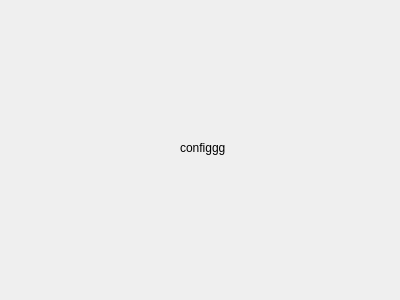
Above: src/forms/configurewidget.ui from fluxth/fluxrename before the change. Below: the same form after it.
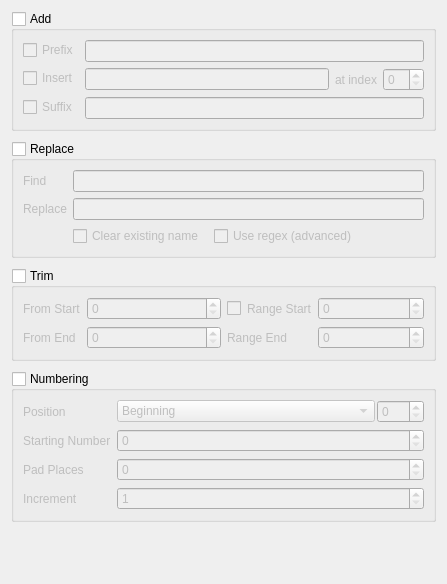
That is the form after the change.

The edit to the form file:
```diff
--- a/src/forms/configurewidget.ui
+++ b/src/forms/configurewidget.ui
@@ -6,26 +6,360 @@
    <rect>
     <x>0</x>
     <y>0</y>
-    <width>400</width>
-    <height>300</height>
+    <width>447</width>
+    <height>584</height>
    </rect>
   </property>
+  <property name="maximumSize">
+   <size>
+    <width>768</width>
+    <height>16777215</height>
+   </size>
+  </property>
   <property name="windowTitle">
    <string>Form</string>
   </property>
-  <widget class="QLabel" name="label">
-   <property name="geometry">
-    <rect>
-     <x>180</x>
-     <y>140</y>
-     <width>60</width>
-     <height>16</height>
-    </rect>
+  <layout class="QVBoxLayout" name="verticalLayout">
+   <property name="spacing">
+    <number>10</number>
    </property>
-   <property name="text">
-    <string>configgg</string>
-   </property>
-  </widget>
+   <item>
+    <widget class="QGroupBox" name="addGroup">
+     <property name="title">
+      <string>Add</string>
+     </property>
+     <property name="checkable">
+      <bool>true</bool>
+     </property>
+     <property name="checked">
+      <bool>false</bool>
+     </property>
+     <layout class="QFormLayout" name="formLayout_2">
+      <property name="fieldGrowthPolicy">
+       <enum>QFormLayout::ExpandingFieldsGrow</enum>
+      </property>
+      <item row="0" column="0">
+       <widget class="QCheckBox" name="addCbPrefix">
+        <property name="text">
+         <string>Prefix</string>
+        </property>
+       </widget>
+      </item>
+      <item row="0" column="1">
+       <widget class="QLineEdit" name="addLePrefix"/>
+      </item>
+      <item row="1" column="0">
+       <widget class="QCheckBox" name="addCbInsert">
+        <property name="text">
+         <string>Insert</string>
+        </property>
+       </widget>
+      </item>
+      <item row="1" column="1">
+       <layout class="QHBoxLayout" name="horizontalLayout_3">
+        <property name="sizeConstraint">
+         <enum>QLayout::SetDefaultConstraint</enum>
+        </property>
+        <item>
+         <widget class="QLineEdit" name="addLeInsert"/>
+        </item>
+        <item>
+         <widget class="QLabel" name="label_3">
+          <property name="text">
+           <string>at index</string>
+          </property>
+         </widget>
+        </item>
+        <item>
+         <widget class="QSpinBox" name="addSbInsertIndex"/>
+        </item>
+       </layout>
+      </item>
+      <item row="2" column="0">
+       <widget class="QCheckBox" name="addCbSuffix">
+        <property name="text">
+         <string>Suffix</string>
+        </property>
+       </widget>
+      </item>
+      <item row="2" column="1">
+       <widget class="QLineEdit" name="addLeSuffix"/>
+      </item>
+     </layout>
+    </widget>
+   </item>
+   <item>
+    <widget class="QGroupBox" name="replaceGroup">
+     <property name="title">
+      <string>Replace</string>
+     </property>
+     <property name="checkable">
+      <bool>true</bool>
+     </property>
+     <property name="checked">
+      <bool>false</bool>
+     </property>
+     <layout class="QVBoxLayout" name="verticalLayout_3">
+      <item>
+       <layout class="QFormLayout" name="formLayout">
+        <property name="fieldGrowthPolicy">
+         <enum>QFormLayout::ExpandingFieldsGrow</enum>
+        </property>
+        <item row="0" column="0">
+         <widget class="QLabel" name="label">
+          <property name="text">
+           <string>Find</string>
+          </property>
+         </widget>
+        </item>
+        <item row="0" column="1">
+         <widget class="QLineEdit" name="repLeFind"/>
+        </item>
+        <item row="1" column="0">
+         <widget class="QLabel" name="label_2">
+          <property name="text">
+           <string>Replace</string>
+          </property>
+         </widget>
+        </item>
+        <item row="1" column="1">
+         <widget class="QLineEdit" name="repLeReplace"/>
+        </item>
+        <item row="2" column="1">
+         <layout class="QHBoxLayout" name="horizontalLayout_2">
+          <property name="spacing">
+           <number>10</number>
+          </property>
+          <item>
+           <widget class="QCheckBox" name="repCbClear">
+            <property name="text">
+             <string>Clear existing name</string>
+            </property>
+           </widget>
+          </item>
+          <item>
+           <widget class="QCheckBox" name="repCbRegex">
+            <property name="text">
+             <string>Use regex (advanced)</string>
+            </property>
+           </widget>
+          </item>
+         </layout>
+        </item>
+       </layout>
+      </item>
+     </layout>
+    </widget>
+   </item>
+   <item>
+    <widget class="QGroupBox" name="trimGroup">
+     <property name="title">
+      <string>Trim</string>
+     </property>
+     <property name="checkable">
+      <bool>true</bool>
+     </property>
+     <property name="checked">
+      <bool>false</bool>
+     </property>
+     <layout class="QHBoxLayout" name="horizontalLayout_7">
+      <property name="sizeConstraint">
+       <enum>QLayout::SetMaximumSize</enum>
+      </property>
+      <item>
+       <layout class="QFormLayout" name="formLayout_4">
+        <property name="fieldGrowthPolicy">
+         <enum>QFormLayout::AllNonFixedFieldsGrow</enum>
+        </property>
+        <item row="0" column="0">
+         <widget class="QLabel" name="label_8">
+          <property name="text">
+           <string>From Start</string>
+          </property>
+         </widget>
+        </item>
+        <item row="0" column="1">
+         <widget class="QSpinBox" name="trimSbStart"/>
+        </item>
+        <item row="1" column="0">
+         <widget class="QLabel" name="label_9">
+          <property name="text">
+           <string>From End</string>
+          </property>
+         </widget>
+        </item>
+        <item row="1" column="1">
+         <widget class="QSpinBox" name="trimSbEnd"/>
+        </item>
+       </layout>
+      </item>
+      <item>
+       <layout class="QFormLayout" name="formLayout_5">
+        <property name="fieldGrowthPolicy">
+         <enum>QFormLayout::AllNonFixedFieldsGrow</enum>
+        </property>
+        <item row="1" column="0">
+         <layout class="QHBoxLayout" name="horizontalLayout_8">
+          <item>
+           <widget class="QCheckBox" name="trimCbRangeEnable">
+            <property name="text">
+             <string/>
+            </property>
+           </widget>
+          </item>
+          <item>
+           <widget class="QLabel" name="label_10">
+            <property name="text">
+             <string>Range Start</string>
+            </property>
+           </widget>
+          </item>
+         </layout>
+        </item>
+        <item row="1" column="1">
+         <widget class="QSpinBox" name="trimSbRangeStart"/>
+        </item>
+        <item row="2" column="0">
+         <widget class="QLabel" name="label_11">
+          <property name="text">
+           <string>Range End</string>
+          </property>
+          <property name="alignment">
+           <set>Qt::AlignLeading|Qt::AlignLeft|Qt::AlignVCenter</set>
+          </property>
+         </widget>
+        </item>
+        <item row="2" column="1">
+         <widget class="QSpinBox" name="trimSbRangeEnd"/>
+        </item>
+       </layout>
+      </item>
+     </layout>
+    </widget>
+   </item>
+   <item>
+    <widget class="QGroupBox" name="numberingGroup">
+     <property name="title">
+      <string>Numbering</string>
+     </property>
+     <property name="checkable">
+      <bool>true</bool>
+     </property>
+     <property name="checked">
+      <bool>false</bool>
+     </property>
+     <layout class="QFormLayout" name="formLayout_3">
+      <property name="fieldGrowthPolicy">
+       <enum>QFormLayout::AllNonFixedFieldsGrow</enum>
+      </property>
+      <item row="0" column="0">
+       <widget class="QLabel" name="label_4">
+        <property name="text">
+         <string>Position</string>
+        </property>
+       </widget>
+      </item>
+      <item row="0" column="1">
+       <layout class="QHBoxLayout" name="horizontalLayout_6">
+        <property name="spacing">
+         <number>2</number>
+        </property>
+        <item>
+         <widget class="QComboBox" name="numCmPosition">
+          <item>
+           <property name="text">
+            <string>Beginning</string>
+           </property>
+          </item>
+          <item>
+           <property name="text">
+            <string>At Index</string>
+           </property>
+          </item>
+          <item>
+           <property name="text">
+            <string>End</string>
+           </property>
+          </item>
+         </widget>
+        </item>
+        <item>
+         <widget class="QSpinBox" name="numSbPositionIndex">
+          <property name="sizePolicy">
+           <sizepolicy hsizetype="Maximum" vsizetype="Fixed">
+            <horstretch>0</horstretch>
+            <verstretch>0</verstretch>
+           </sizepolicy>
+          </property>
+          <property name="maximum">
+           <number>999</number>
+          </property>
+         </widget>
+        </item>
+       </layout>
+      </item>
+      <item row="1" column="0">
+       <widget class="QLabel" name="label_5">
+        <property name="text">
+         <string>Starting Number</string>
+        </property>
+       </widget>
+      </item>
+      <item row="1" column="1">
+       <widget class="QSpinBox" name="numSbStartNum">
+        <property name="maximum">
+         <number>1000000</number>
+        </property>
+       </widget>
+      </item>
+      <item row="2" column="0">
+       <widget class="QLabel" name="label_6">
+        <property name="text">
+         <string>Pad Places</string>
+        </property>
+       </widget>
+      </item>
+      <item row="2" column="1">
+       <widget class="QSpinBox" name="numSbPad">
+        <property name="maximum">
+         <number>20</number>
+        </property>
+       </widget>
+      </item>
+      <item row="3" column="0">
+       <widget class="QLabel" name="label_7">
+        <property name="text">
+         <string>Increment</string>
+        </property>
+       </widget>
+      </item>
+      <item row="3" column="1">
+       <widget class="QSpinBox" name="numSbIncrement">
+        <property name="minimum">
+         <number>1</number>
+        </property>
+        <property name="maximum">
+         <number>1000</number>
+        </property>
+       </widget>
+      </item>
+     </layout>
+    </widget>
+   </item>
+   <item>
+    <spacer name="verticalSpacer">
+     <property name="orientation">
+      <enum>Qt::Vertical</enum>
+     </property>
+     <property name="sizeHint" stdset="0">
+      <size>
+       <width>20</width>
+       <height>40</height>
+      </size>
+     </property>
+    </spacer>
+   </item>
+  </layout>
  </widget>
  <resources/>
  <connections/>
```
